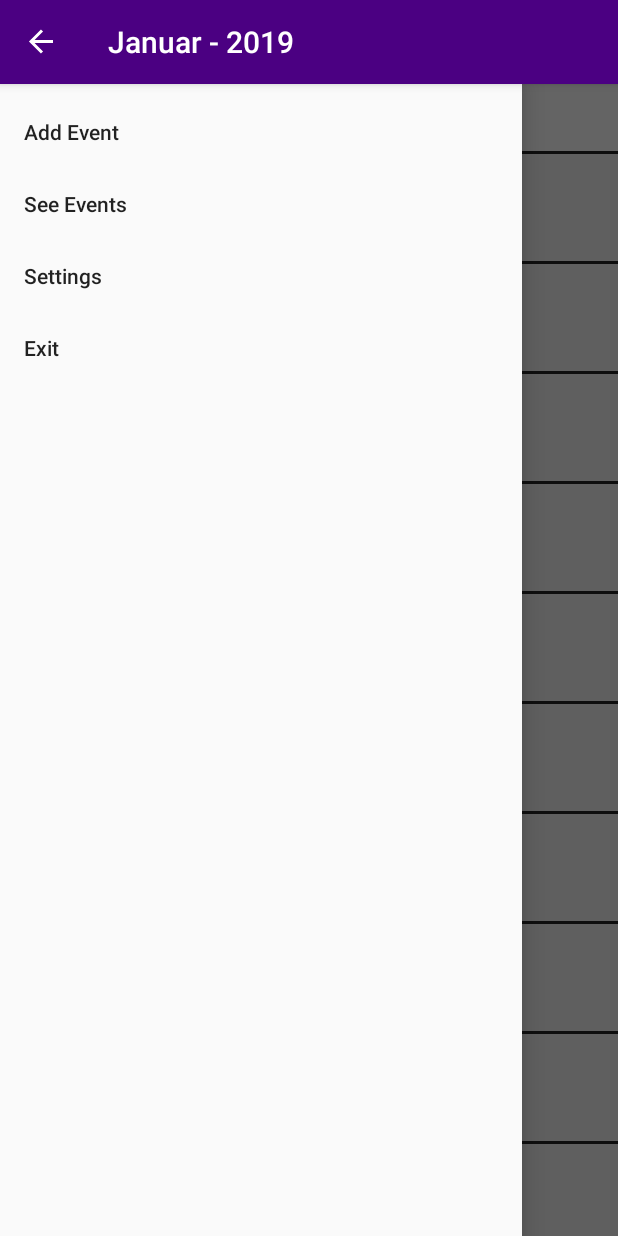
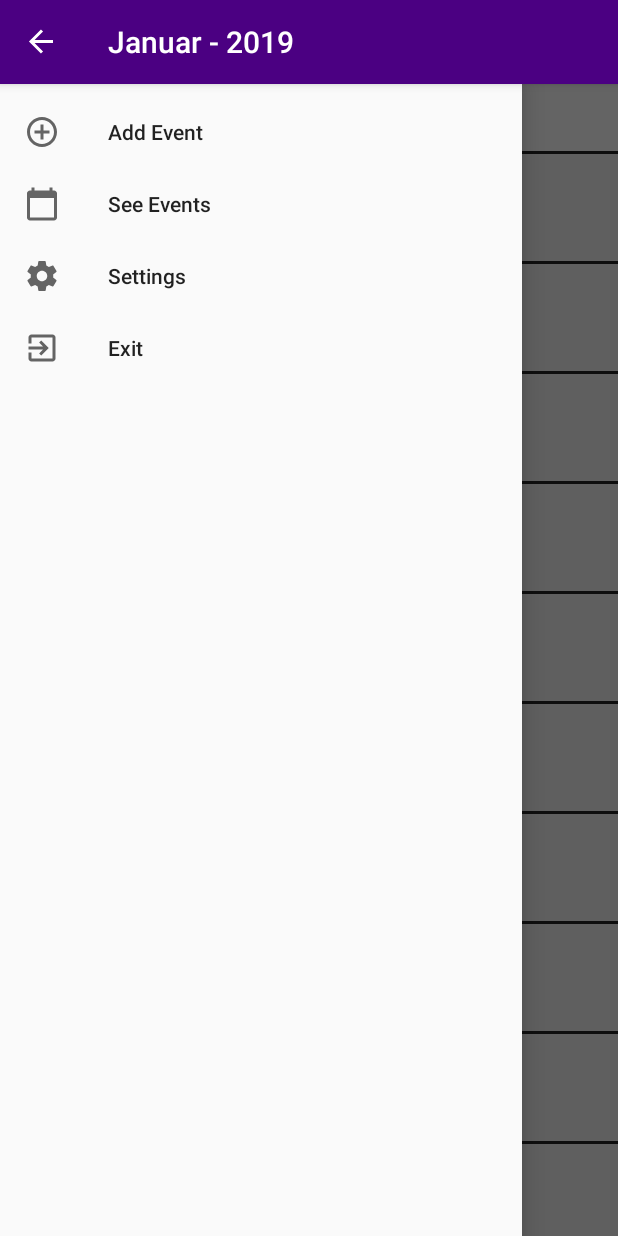
Before and after one commit to Pizzamanden/kalenderapp_2, an Android app: the screen it shows after launch (MainActivity), after a tap on "Settings", on a phone screen of 412 x 824 dp. Run offline under Robolectric (Android 15) with nearby library versions, the phone set to English and light mode, and no system bars; Roboto replaces fonts that are not available here; 3 other taps on this screen came first.

Commit message:
new update, such commit

```diff
--- a/app/src/main/java/com/example/peter/app2/MainActivity.java
+++ b/app/src/main/java/com/example/peter/app2/MainActivity.java
@@ -1,12 +1,21 @@
 package com.example.peter.app2;
 
+import android.content.ClipData;
+import android.content.Context;
+import android.content.DialogInterface;
+import android.content.Intent;
+import android.support.design.widget.NavigationView;
 import android.support.v4.widget.DrawerLayout;
 import android.support.v7.app.ActionBarDrawerToggle;
+import android.support.v7.app.AlertDialog;
 import android.support.v7.app.AppCompatActivity;
 import android.os.Bundle;
 import android.support.v7.widget.GridLayoutManager;
 import android.support.v7.widget.LinearLayoutManager;
 import android.support.v7.widget.RecyclerView;
+import android.text.SpannableString;
+import android.text.TextPaint;
+import android.text.style.ClickableSpan;
 import android.util.Log;
 import android.view.MenuItem;
 import android.view.View;
@@ -17,6 +26,19 @@ import java.util.ArrayList;
 import java.util.Calendar;
 
 public class MainActivity extends AppCompatActivity {
+
+
+    // Method layout:
+    // onCreate:                Constructer
+    // onOptionsItemSelected:   For Drawer status
+    // initStringArrays:        Fills arrays with string-array resources
+    //                          Init: onCreate
+    // setupDrawerClickable:    Makes listeners for drawer buttons
+    //                          Init: onCreate
+    // initContentArrays:       Fills arraylists with content for recyclerview
+    //                          Init: onCreate
+    // initRecyclerView:        Starts adapter and layout manager for recyclerview
+    //                          Init: initContentArrays
 
     private static final String TAG = "MainActivity";
 
@@ -31,35 +53,119 @@ public class MainActivity extends AppCompatActivity {
     private Calendar calThisDate =  Calendar.getInstance();
 
 
+    // String Arrays
+    public String[] mArrayWeekDays;
+    public String[] mArrayWeekDaysS;
+    public String[] mArrayWeekDaysSS;
+
+    public String[] mArrayMonths;
+
+
     // Others
     private DrawerLayout mDrawerLayout;
     private ActionBarDrawerToggle mToggleButton;
+    private NavigationView mNavView;
     private TextView recHeader;
+    private Context mContext;
 
     @Override
     protected void onCreate(Bundle savedInstanceState) {
         super.onCreate(savedInstanceState);
         setContentView(R.layout.activity_main);
         Log.d(TAG, "onCreate: Created");
+        recHeader = findViewById(R.id.cal_header);
+        mContext = this;
+
+
+        initStringArrays();
+
+        // Drawer and toggle
+        mNavView = findViewById(R.id.drawer_nav_view);
         mDrawerLayout = findViewById(R.id.drawerLayout_nav);
         mToggleButton = new ActionBarDrawerToggle(this, mDrawerLayout, R.string.drawerToggleOpen, R.string.drawerToggleClose);
-        recHeader = findViewById(R.id.cal_header);
         mDrawerLayout.addDrawerListener(mToggleButton);
         mToggleButton.syncState();
-
         getSupportActionBar().setDisplayHomeAsUpEnabled(true);
 
+
+        // RecyclerView Init
         initContentArrays();
+
+        // Init drawer listeners
+        setupDrawerClickable(mNavView);
     }
 
     @Override
     public boolean onOptionsItemSelected(MenuItem item) {
-
         if(mToggleButton.onOptionsItemSelected(item)){
             return true;
         }
+        return super.onOptionsItemSelected(item);
+    }
 
-        return super.onOptionsItemSelected(item);
+    public void initStringArrays()
+    {
+        mArrayWeekDays = getResources().getStringArray(R.array.weekDays);
+        mArrayWeekDaysS = getResources().getStringArray(R.array.weekDaysS);
+        mArrayWeekDaysSS = getResources().getStringArray(R.array.weekDaysSS);
+
+        mArrayMonths = getResources().getStringArray(R.array.months);
+    }
+
+    public void setupDrawerClickable(NavigationView navigationView)
+    {
+        // Setup dialog for exit/cancel
+        final AlertDialog.Builder builder = new AlertDialog.Builder(mContext);
+        builder.setPositiveButton(R.string.ok, new DialogInterface.OnClickListener() {
+            public void onClick(DialogInterface dialog, int id) {
+                Log.d(TAG, "onNavigationItemSelected onClick: Agree Exit");
+
+                // User wants to exit
+                // TODO
+            }
+        });
+        builder.setNegativeButton(R.string.cancel, new DialogInterface.OnClickListener() {
+            public void onClick(DialogInterface dialog, int id) {
+                Log.d(TAG, "onNavigationItemSelected onClick: Cancel Exit");
+
+                // User cancels exit, just do nothing?
+                // TODO
+            }
+        });
+        builder.setMessage(R.string.exitDLMSG)
+                .setTitle(R.string.exitDLTTL);
+        final AlertDialog dialog = builder.create();
+
+
+
+        navigationView.setNavigationItemSelectedListener(new NavigationView.OnNavigationItemSelectedListener() {
+            @Override
+            public boolean onNavigationItemSelected(MenuItem item) {
+                int id = item.getItemId();
+                Intent i;
+
+                if (id == R.id.nav_event) {
+                    Log.d(TAG, "onNavigationItemSelected: event nav_event");
+
+                    i = new Intent(MainActivity.this, AddEvent.class);
+                    startActivity(i);
+                } else if (id == R.id.nav_schedule) {
+                    Log.d(TAG, "onNavigationItemSelected: sched nav_event");
+
+                    i = new Intent(MainActivity.this, SeeEvents.class);
+                    startActivity(i);
+                } else if (id == R.id.nav_settings) {
+                    Log.d(TAG, "onNavigationItemSelected: sett nav_event");
+
+                    // TODO make setting activity
+                } else if (id == R.id.nav_exit) {
+                    Log.d(TAG, "onNavigationItemSelected: exit nav_event");
+
+                    dialog.show();
+                }
+                    return true;
+            }
+        });
     }
 
     private void initContentArrays()
@@ -69,22 +175,20 @@ public class MainActivity extends AppCompatActivity {
         // Antal dato'er der skal laves i kalenderen
         int antal = 365;
         for(int i = 1; i <= antal; i++){
-
+            // TODO find out if while or for
             // Dato
             mDates.add(nCalendar.get(Calendar.DATE) + "");
 
-            // Ugedag
-            String[] weekArr = {
-                    getString(R.string.day7s),getString(R.string.day1s),getString(R.string.day2s),getString(R.string.day3s),getString(R.string.day4s),getString(R.string.day5s),getString(R.string.day6s)
-            };
-            mDays.add(weekArr[nCalendar.get(Calendar.DAY_OF_WEEK) - 1]);
+            // Week days, takes day of week from date and year
+            mDays.add(mArrayWeekDaysS[nCalendar.get(Calendar.DAY_OF_WEEK) - 1]);
 
-            // Planer for i dag
+            // plans for today
             mPlans.add("Intet planlagt");
 
-            //Incree med 1
+            //Increase with 1
             nCalendar.add(Calendar.DAY_OF_MONTH, +1);
         }
+        setTitle(mArrayMonths[nCalendar.get(Calendar.MONTH)] + " - " + nCalendar.get(Calendar.YEAR));
         nCalendar.set(Calendar.YEAR, calThisDate.get(Calendar.YEAR));
         initRecyclerView();
     }
@@ -95,31 +199,33 @@ public class MainActivity extends AppCompatActivity {
     private void initRecyclerView()
     {
         Log.d(TAG, "initRecyclerView: Making View");
+        // TODO make witty comments
         RecyclerView mRecyclerView = findViewById(R.id.recyclerv_view);
         RecyclerViewAdapter adapter = new RecyclerViewAdapter(mDates, mDays, mPlans, this);
         mRecyclerView.setAdapter(adapter);
         final LinearLayoutManager mLayoutManager = new LinearLayoutManager(this);
         mRecyclerView.setLayoutManager(mLayoutManager);
 
+        mRecyclerView.scrollToPosition(calThisDate.get(Calendar.DAY_OF_YEAR) - 3);
+
         mRecyclerView.addOnScrollListener(new RecyclerView.OnScrollListener() {
+
+            // Int for
             int firstVisiblePosition;
             @Override
             public void onScrolled(RecyclerView recyclerView, int dx, int dy) {
+                // Triggered on scrolling on RecyclerView
                 super.onScrolled(recyclerView, dx, dy);
                 firstVisiblePosition = mLayoutManager.findFirstCompletelyVisibleItemPosition();
                 nCalendar.set(Calendar.DAY_OF_YEAR, firstVisiblePosition+1);
-                // Måned
-                String[] monthArr = {
-                        getString(R.string.mon01),getString(R.string.mon02),getString(R.string.mon03),getString(R.string.mon04),
-                        getString(R.string.mon05), getString(R.string.mon06),getString(R.string.mon07),getString(R.string.mon08),
-                        getString(R.string.mon09),getString(R.string.mon10),getString(R.string.mon11),getString(R.string.mon12)
-                };
 
-                // Title som måned - år
-                setTitle(monthArr[nCalendar.get(Calendar.MONTH)] + " - " + nCalendar.get(Calendar.YEAR));
+                // Title as Month - Year
+                setTitle(mArrayMonths[nCalendar.get(Calendar.MONTH)] + " - " + nCalendar.get(Calendar.YEAR));
                 nCalendar.set(Calendar.DAY_OF_YEAR, firstVisiblePosition+1);
-                recHeader.setText(getString(R.string.week) + ": " + nCalendar.get(Calendar.WEEK_OF_YEAR));
+                recHeader.setText(getString(R.string.week_word) + ": " + nCalendar.get(Calendar.WEEK_OF_YEAR));
 
+
+                // Block for getting scroll status
                 if (dy > 0) {
                     // Finger up, content down
                     //recHeader.setText("Down");
@@ -129,6 +235,7 @@ public class MainActivity extends AppCompatActivity {
                 }
             }
 
+            // Block for getting scroll status
             @Override
             public void onScrollStateChanged(RecyclerView recyclerView, int newState) {
                 super.onScrollStateChanged(recyclerView, newState);
--- /dev/null
+++ b/app/src/main/res/drawable/ic_add_circle_outline_black_24dp.xml
@@ -0,0 +1,9 @@
+<vector xmlns:android="http://schemas.android.com/apk/res/android"
+        android:width="24dp"
+        android:height="24dp"
+        android:viewportWidth="24.0"
+        android:viewportHeight="24.0">
+    <path
+        android:fillColor="#FF000000"
+        android:pathData="M13,7h-2v4L7,11v2h4v4h2v-4h4v-2h-4L13,7zM12,2C6.48,2 2,6.48 2,12s4.48,10 10,10 10,-4.48 10,-10S17.52,2 12,2zM12,20c-4.41,0 -8,-3.59 -8,-8s3.59,-8 8,-8 8,3.59 8,8 -3.59,8 -8,8z"/>
+</vector>
--- /dev/null
+++ b/app/src/main/res/drawable/ic_baseline_calendar_today_24px.xml
@@ -0,0 +1,9 @@
+<vector xmlns:android="http://schemas.android.com/apk/res/android"
+    android:width="24dp"
+    android:height="24dp"
+    android:viewportWidth="24"
+    android:viewportHeight="24">
+  <path
+      android:fillColor="#FF000000"
+      android:pathData="M20,3h-1L19,1h-2v2L7,3L7,1L5,1v2L4,3c-1.1,0 -2,0.9 -2,2v16c0,1.1 0.9,2 2,2h16c1.1,0 2,-0.9 2,-2L22,5c0,-1.1 -0.9,-2 -2,-2zM20,21L4,21L4,8h16v13z"/>
+</vector>
--- /dev/null
+++ b/app/src/main/res/drawable/ic_exit_to_app_black_24dp.xml
@@ -0,0 +1,9 @@
+<vector xmlns:android="http://schemas.android.com/apk/res/android"
+        android:width="24dp"
+        android:height="24dp"
+        android:viewportWidth="24.0"
+        android:viewportHeight="24.0">
+    <path
+        android:fillColor="#FF000000"
+        android:pathData="M10.09,15.59L11.5,17l5,-5 -5,-5 -1.41,1.41L12.67,11H3v2h9.67l-2.58,2.59zM19,3H5c-1.11,0 -2,0.9 -2,2v4h2V5h14v14H5v-4H3v4c0,1.1 0.89,2 2,2h14c1.1,0 2,-0.9 2,-2V5c0,-1.1 -0.9,-2 -2,-2z"/>
+</vector>
--- /dev/null
+++ b/app/src/main/res/drawable/ic_settings_black_24dp.xml
@@ -0,0 +1,9 @@
+<vector xmlns:android="http://schemas.android.com/apk/res/android"
+        android:width="24dp"
+        android:height="24dp"
+        android:viewportWidth="24.0"
+        android:viewportHeight="24.0">
+    <path
+        android:fillColor="#FF000000"
+        android:pathData="M19.43,12.98c0.04,-0.32 0.07,-0.64 0.07,-0.98s-0.03,-0.66 -0.07,-0.98l2.11,-1.65c0.19,-0.15 0.24,-0.42 0.12,-0.64l-2,-3.46c-0.12,-0.22 -0.39,-0.3 -0.61,-0.22l-2.49,1c-0.52,-0.4 -1.08,-0.73 -1.69,-0.98l-0.38,-2.65C14.46,2.18 14.25,2 14,2h-4c-0.25,0 -0.46,0.18 -0.49,0.42l-0.38,2.65c-0.61,0.25 -1.17,0.59 -1.69,0.98l-2.49,-1c-0.23,-0.09 -0.49,0 -0.61,0.22l-2,3.46c-0.13,0.22 -0.07,0.49 0.12,0.64l2.11,1.65c-0.04,0.32 -0.07,0.65 -0.07,0.98s0.03,0.66 0.07,0.98l-2.11,1.65c-0.19,0.15 -0.24,0.42 -0.12,0.64l2,3.46c0.12,0.22 0.39,0.3 0.61,0.22l2.49,-1c0.52,0.4 1.08,0.73 1.69,0.98l0.38,2.65c0.03,0.24 0.24,0.42 0.49,0.42h4c0.25,0 0.46,-0.18 0.49,-0.42l0.38,-2.65c0.61,-0.25 1.17,-0.59 1.69,-0.98l2.49,1c0.23,0.09 0.49,0 0.61,-0.22l2,-3.46c0.12,-0.22 0.07,-0.49 -0.12,-0.64l-2.11,-1.65zM12,15.5c-1.93,0 -3.5,-1.57 -3.5,-3.5s1.57,-3.5 3.5,-3.5 3.5,1.57 3.5,3.5 -1.57,3.5 -3.5,3.5z"/>
+</vector>
--- a/app/src/main/res/layout/activity_main.xml
+++ b/app/src/main/res/layout/activity_main.xml
@@ -39,12 +39,15 @@
             app:layout_constraintStart_toStartOf="parent"
             app:layout_constraintTop_toBottomOf="@+id/cal_header" />
 
+
+
     </android.support.constraint.ConstraintLayout>
 
     <android.support.design.widget.NavigationView
         android:layout_width="match_parent"
         android:layout_height="match_parent"
         app:menu="@menu/navigation_menu"
+        android:id="@+id/drawer_nav_view"
         android:layout_gravity="start"/>
 
 </android.support.v4.widget.DrawerLayout>
--- a/app/src/main/res/layout/layout_weekdaytable.xml
+++ b/app/src/main/res/layout/layout_weekdaytable.xml
@@ -38,7 +38,7 @@
         android:layout_marginStart="16dp"
         android:paddingBottom="0dp"
         android:minWidth="50dp"
-        android:text="@string/day1s"
+        android:text="@string/week_word"
         android:textSize="22sp"
         app:fontFamily="@font/roboto_thin"
         android:layout_toRightOf="@+id/textView_date"
--- a/app/src/main/res/menu/navigation_menu.xml
+++ b/app/src/main/res/menu/navigation_menu.xml
@@ -3,21 +3,25 @@
 
     <item
         android:id="@+id/nav_event"
+        android:icon="@drawable/ic_add_circle_outline_black_24dp"
         android:title="@string/menuAddEvent">
     </item>
 
     <item
         android:id="@+id/nav_schedule"
+        android:icon="@drawable/ic_baseline_calendar_today_24px"
         android:title="@string/menuMySchedule">
     </item>
 
     <item
         android:id="@+id/nav_settings"
+        android:icon="@drawable/ic_settings_black_24dp"
         android:title="@string/menuSettings">
     </item>
 
     <item
         android:id="@+id/nav_exit"
+        android:icon="@drawable/ic_exit_to_app_black_24dp"
         android:title="@string/menuExit">
     </item>
 </menu>
--- a/app/src/main/res/values/strings.xml
+++ b/app/src/main/res/values/strings.xml
@@ -1,56 +1,73 @@
 <resources>
     <string name="app_name">Kalender</string>
-    <string name="day1">Monday</string>
-    <string name="day2">Tuesday</string>
-    <string name="day3">Wednesday</string>
-    <string name="day4">Thursday</string>
-    <string name="day5">Friday</string>
-    <string name="day6">Saturday</string>
-    <string name="day7">Sunday</string>
 
-    <string name="day1s">Mon</string>
-    <string name="day2s">Tue</string>
-    <string name="day3s">Wed</string>
-    <string name="day4s">Thu</string>
-    <string name="day5s">Fri</string>
-    <string name="day6s">Sat</string>
-    <string name="day7s">Sun</string>
+    <string-array name="weekDays">
+        <item>Sunday</item>
+        <item>Monday</item>
+        <item>Tuesday</item>
+        <item>Wednesday</item>
+        <item>Thursday</item>
+        <item>Friday</item>
+        <item>Saturday</item>
+    </string-array>
 
-    <string name="day1ss">M</string>
-    <string name="day2ss">T</string>
-    <string name="day3ss">W</string>
-    <string name="day4ss">T</string>
-    <string name="day5ss">F</string>
-    <string name="day6ss">S</string>
-    <string name="day7ss">S</string>
+    <string-array name="weekDaysS">
+        <item>Sun</item>
+        <item>Mon</item>
+        <item>Tue</item>
+        <item>Wed</item>
+        <item>Thu</item>
+        <item>Fri</item>
+        <item>Sat</item>
+    </string-array>
+
+    <string-array name="weekDaysSS">
+        <item>S</item>
+        <item>M</item>
+        <item>T</item>
+        <item>W</item>
+        <item>T</item>
+        <item>F</item>
+        <item>S</item>
+    </string-array>
+
+    <string-array name="months">
+        <item>Januar</item>
+        <item>Februar</item>
+        <item>Marts</item>
+        <item>April</item>
+        <item>Maj</item>
+        <item>Juni</item>
+        <item>Juli</item>
+        <item>August</item>
+        <item>September</item>
+        <item>Oktober</item>
+        <item>November</item>
+        <item>December</item>
+    </string-array>
 
     <string name="dummyDate">01</string>
+    <string name="dummyWeekDay">Mon</string>
     <string name="dummyWeek">Week: 1</string>
     <string name="dummyContent">Nothing planned</string>
 
     <string name="drawerToggleOpen">Open</string>
     <string name="drawerToggleClose">Close</string>
 
-    <string name="mon01">Januar</string>
-    <string name="mon02">Februar</string>
-    <string name="mon03">Marts</string>
-    <string name="mon04">April</string>
-    <string name="mon05">Maj</string>
-    <string name="mon06">Juni</string>
-    <string name="mon07">Juli</string>
-    <string name="mon08">August</string>
-    <string name="mon09">September</string>
-    <string name="mon10">Oktober</string>
-    <string name="mon11">November</string>
-    <string name="mon12">December</string>
-    <string name="week">Week</string>
-
+    <string name="week_word">Week</string>
 
     <string name="menuAddEvent">Add Event</string>
     <string name="menuMySchedule">See Events</string>
     <string name="menuSettings">Settings</string>
     <string name="menuExit">Exit</string>
-    <string name="title_activity_settings">Settings</string>
+
+    <string name="settingsTitle">Settings</string>
+    <string name="addEventTitle">Add Event</string>
+    <string name="seeEventsTitle">Current Events</string>
+    <string name="ok">OK</string>
+    <string name="cancel">Cancel</string>
+    <string name="exitDLMSG">Do you want to exit?</string>
+    <string name="exitDLTTL">Exit Application</string>
 
     <!-- Strings related to Settings -->
 
@@ -123,6 +140,5 @@
     <string name="pref_ringtone_silent">Silent</string>
 
     <string name="pref_title_vibrate">Vibrate</string>
-    <string name="addEventTitle">Add Event</string>
 
 </resources>
```
Also changed, not shown: app/src/main/AndroidManifest.xml (+15 -6 lines), app/src/main/java/com/example/peter/app2/AddEvent.java (+9 -0 lines), app/src/main/java/com/example/peter/app2/AppCompatPreferenceActivity.java (deleted, +0 -109 lines), app/src/main/java/com/example/peter/app2/DrawerMenuButtons.java (deleted, +0 -21 lines), app/src/main/java/com/example/peter/app2/SeeEvents.java (+9 -0 lines), app/src/main/java/com/example/peter/app2/SettingsActivity.java (deleted, +0 -254 lines), app/src/main/res/drawable/ic_add_black_24dp.xml (added, +9 -0 lines).
